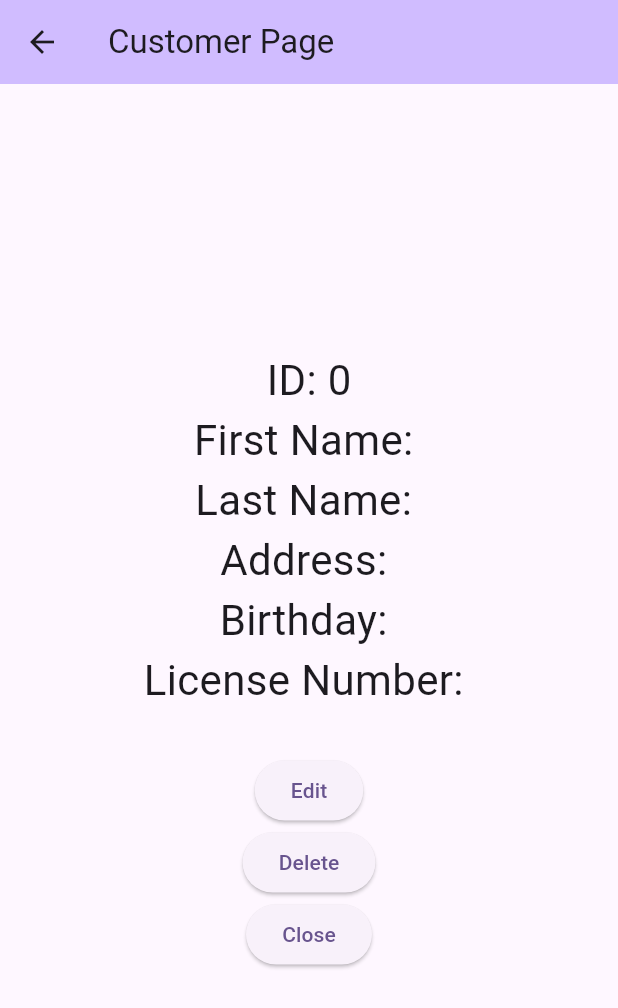
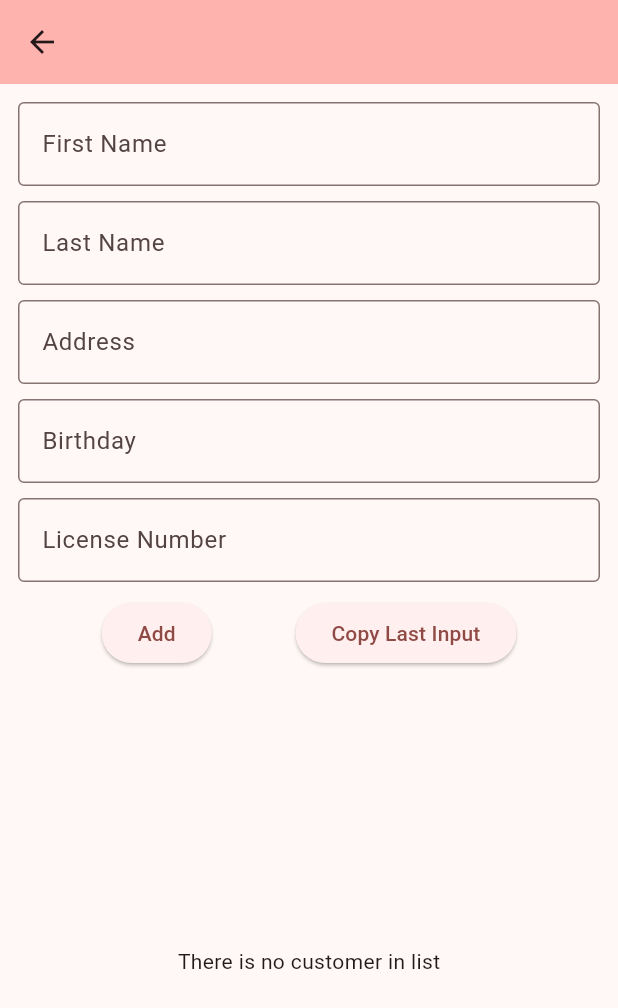
Before and after one commit to crimson95/mobile_group_project, a Flutter app: the screen it shows after launch, after a tap on "Customer List", on a phone screen of 412 x 824 dp. Shown: the top 1008 px of the screen. Run offline on Flutter 3.47's test engine with Material 3 defaults, Android fonts, the phone set to English and light mode, and no system bars; our stand-ins replace floor, sqflite; missing offline and left inert: encrypted_shared_preferences; accounts and stored records are empty; generated files the repository leaves out were written again.

Commit message:
Revert "modify display and add update function."

```diff
--- a/lib/main.dart
+++ b/lib/main.dart
@@ -22,11 +22,7 @@ class MyApp extends StatelessWidget {
     return MaterialApp(
       title: 'Final project',
       theme: ThemeData(
-        colorScheme: ColorScheme.fromSeed(seedColor: Colors.deepPurple),
-        appBarTheme: AppBarTheme(
-          backgroundColor:Theme.of(context).colorScheme.inversePrimary,
-        ),
-
+        colorScheme: ColorScheme.fromSeed(seedColor: Colors.redAccent),
       ),
       home: MainMenu(database: database),
     );
@@ -41,8 +37,7 @@ class MainMenu extends StatelessWidget {
   @override
   Widget build(BuildContext context) {
     return Scaffold(
-      appBar: AppBar(
-          title: const Text('Main Menu')),
+      appBar: AppBar(title: const Text('Main Menu')),
       body: Center(
         child: Row(
           mainAxisAlignment: MainAxisAlignment.spaceEvenly,
--- a/lib/pages/CustomerPage.dart
+++ b/lib/pages/CustomerPage.dart
@@ -14,8 +14,7 @@ class CustomerPage extends StatefulWidget {
 
 class _CustomerPageState extends State<CustomerPage> {
   List<Customer> list1 = [];
-  Customer? selectedCustomer;
-  bool isEditing = false; // controls whether Add or Update
+  Customer? selectedCustomer = null;
 
   late TextEditingController _controller_firstName;
   late TextEditingController _controller_lastName;
@@ -35,31 +34,11 @@ class _CustomerPageState extends State<CustomerPage> {
     _controller_licenseNum = TextEditingController();
 
     customerDAO = widget.database.myDAO;
-    customerDAO.getAllCustomers().then((list){
+    customerDAO.getAllCustomers().then((listOfCustomers) {
       setState(() {
-        list1 = list;
+        list1.addAll(listOfCustomers);
       });
     });
-  }
-
-  @override
-  void dispose() {
-    //free memory:
-    _controller_firstName.dispose();
-    _controller_lastName.dispose();
-    _controller_address.dispose();
-    _controller_bday.dispose();
-    _controller_licenseNum.dispose();
-    super.dispose();
-  }
-
-  void _clearInput(){
-    // clear TextFields
-    _controller_firstName.clear();
-    _controller_lastName.clear();
-    _controller_address.clear();
-    _controller_bday.clear();
-    _controller_licenseNum.clear();
   }
 
   void _addCustomer() async{
@@ -69,8 +48,7 @@ class _CustomerPageState extends State<CustomerPage> {
         lastName: _controller_lastName.text,
         address: _controller_address.text,
         bday: _controller_bday.text,
-        licenseNum: _controller_licenseNum.text
-    );
+        licenseNum: _controller_licenseNum.text);
 
     // insert database, floor auto-generate ID
     int newID = await customerDAO.insertCustomer(newCustomer);
@@ -82,8 +60,7 @@ class _CustomerPageState extends State<CustomerPage> {
         lastName: newCustomer.lastName,
         address: newCustomer.address,
         bday: newCustomer.bday,
-        licenseNum: newCustomer.licenseNum
-    );
+        licenseNum: newCustomer.licenseNum);
 
     // update UI
     setState(() {
@@ -97,37 +74,12 @@ class _CustomerPageState extends State<CustomerPage> {
 
     await _saveLastInput();
 
-    _clearInput();
-  }
-
-  void _updateCustomer() async {
-    if (selectedCustomer == null) return;
-
-    Customer updated = Customer(
-      id: selectedCustomer!.id,
-      firstName: _controller_firstName.text,
-      lastName: _controller_lastName.text,
-      address: _controller_address.text,
-      bday: _controller_bday.text,
-      licenseNum: _controller_licenseNum.text,
-    );
-
-    await customerDAO.updateCustomer(updated);
-
-    // update list
-    List<Customer> refreshed = await customerDAO.getAllCustomers();
-
-    setState(() {
-      list1 = refreshed;
-      isEditing = false;
-      selectedCustomer = updated; //back to left side
-    });
-
-    ScaffoldMessenger.of(context).showSnackBar(
-      const SnackBar(content: Text("Customer updated!")),
-    );
-
-    _clearInput();
+    // clear TextFields
+    _controller_firstName.clear();
+    _controller_lastName.clear();
+    _controller_address.clear();
+    _controller_bday.clear();
+    _controller_licenseNum.clear();
   }
 
   Future<void> _saveLastInput() async{
@@ -153,10 +105,23 @@ class _CustomerPageState extends State<CustomerPage> {
   }
 
   @override
+  void dispose() {
+    //free memory:
+    _controller_firstName.dispose();
+    _controller_lastName.dispose();
+    _controller_address.dispose();
+    _controller_bday.dispose();
+    _controller_licenseNum.dispose();
+    super.dispose();
+  }
+
+  @override
   Widget build(BuildContext context) {
+    bool isLandscape = MediaQuery.of(context).orientation == Orientation.landscape;
+
     return Scaffold(
       appBar: AppBar(
-          title: const Text('Customer Page')
+        backgroundColor: Theme.of(context).colorScheme.inversePrimary,
       ),
       body: reactiveLayout(),
     );
@@ -254,8 +219,8 @@ class _CustomerPageState extends State<CustomerPage> {
             mainAxisAlignment: MainAxisAlignment.spaceEvenly,
             children: [
               ElevatedButton(
-                onPressed: isEditing ? _updateCustomer : _addCustomer,
-                child: Text(isEditing ? "Update" : "Add"),
+                child: const Text("Add"),
+                onPressed: _addCustomer,
               ),
               ElevatedButton(
                 child: const Text("Copy Last Input"),
@@ -319,8 +284,8 @@ class _CustomerPageState extends State<CustomerPage> {
           const SizedBox(width: 10),
 
           ElevatedButton(
-            onPressed: isEditing ? _updateCustomer : _addCustomer,
-            child: Text(isEditing ? "Update" : "Add"),
+            child: const Text("Add"),
+            onPressed: _addCustomer,
           ),
           const SizedBox(width: 10),
 
@@ -348,7 +313,6 @@ class _CustomerPageState extends State<CustomerPage> {
 
   Widget buildListView() {
     return ListView.builder(
-      key: UniqueKey(),
       itemCount: list1.length,
       itemBuilder: (context, index) {
         final c = list1[index];
@@ -367,71 +331,41 @@ class _CustomerPageState extends State<CustomerPage> {
     );
   }
 
-  Widget DetailsPage() {
-    if (selectedCustomer == null) {
-      return Center(
-        child: Text(
-          "Please select a customer from the list",
-          textAlign: TextAlign.center,
-          style: TextStyle(fontSize: 30),
-        ),
-      );
-    }
-
-
-    // ========= VIEW MODE =========
-    return Center(
-      child: Column(
-        mainAxisAlignment: MainAxisAlignment.center,
-        children: [
-          Text("ID: ${selectedCustomer!.id}", style: TextStyle(fontSize: 28)),
-          Text("First Name: ${selectedCustomer!.firstName}",
-              style: TextStyle(fontSize: 28)),
-          Text("Last Name: ${selectedCustomer!.lastName}",
-              style: TextStyle(fontSize: 28)),
-          Text("Address: ${selectedCustomer!.address}",
-              style: TextStyle(fontSize: 28)),
-          Text("Birthday: ${selectedCustomer!.bday}",
-              style: TextStyle(fontSize: 28)),
-          Text("License Number: ${selectedCustomer!.licenseNum}",
-              style: TextStyle(fontSize: 28)),
-          SizedBox(height: 30),
-
-          ElevatedButton(
-            onPressed: () {
-              setState(() {
-                _controller_firstName.text = selectedCustomer!.firstName;
-                _controller_lastName.text = selectedCustomer!.lastName;
-                _controller_address.text = selectedCustomer!.address;
-                _controller_bday.text = selectedCustomer!.bday;
-                _controller_licenseNum.text = selectedCustomer!.licenseNum;
-                isEditing = true;
-              });
-            },
-            child: Text("Edit"),
-          ),
-
-          ElevatedButton(
-            onPressed: () async {
+  Widget DetailsPage(){
+    if(selectedCustomer != null){
+      return Center(child: Column(children: [
+        Text("ID: ${selectedCustomer!.id}", style: TextStyle(fontSize: 40.0)),
+        Text("First Name: ${selectedCustomer!.firstName}", style: TextStyle(fontSize: 40.0)),
+        Text("Last Name: ${selectedCustomer!.lastName}", style: TextStyle(fontSize: 40.0)),
+        Text("Address: ${selectedCustomer!.address}", style: TextStyle(fontSize: 40.0)),
+        Text("Birthday: ${selectedCustomer!.bday}", style: TextStyle(fontSize: 40.0)),
+        Text("License Number: ${selectedCustomer!.licenseNum}", style: TextStyle(fontSize: 40.0)),
+        Spacer(),
+        OutlinedButton(onPressed: () async{
           await customerDAO.deleteCustomer(selectedCustomer!);
           setState(() {
             list1.remove(selectedCustomer);
             selectedCustomer = null;
           });
-            },
-            child: Text("Delete"),
-          ),
-
-          ElevatedButton(
-            onPressed: () {
+        }, child: Text("Delete")),
+        OutlinedButton(onPressed: (){
           setState(() {
             selectedCustomer = null;
           });
-            },
-            child: Text("Close"),
+        }, child: Text("Close"))
+      ], mainAxisAlignment: MainAxisAlignment.center,)
+      );
+    }
+    else{
+      return Center(
+        child: Padding(
+            padding: const EdgeInsets.all(20.0),
+            child: Text("Please select a customer from the list",
+                style: TextStyle(fontSize: 30.0),
+              textAlign: TextAlign.center,
             ),
-        ],
         ),
       );
     }
   }
+}
```
Also changed, not shown: lib/dao/customerDatabase.g.dart. Lines whose indentation alone changed are shown as unchanged.
